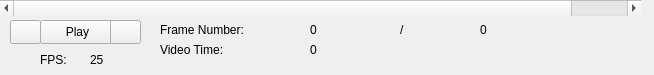
The window that src/WhiskerToolbox/TimeScrollBar/TimeScrollBar.ui (paulmthompson/WhiskerToolbox) describes before a commit, drawn with Qt 5.
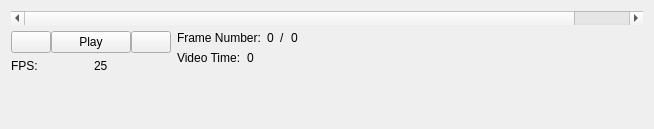
The same window after the commit. Icons and pictures are not drawn.

Diff of the .ui file:
```diff
--- a/src/WhiskerToolbox/TimeScrollBar/TimeScrollBar.ui
+++ b/src/WhiskerToolbox/TimeScrollBar/TimeScrollBar.ui
@@ -7,7 +7,7 @@
     <x>0</x>
     <y>0</y>
     <width>654</width>
-    <height>75</height>
+    <height>129</height>
    </rect>
   </property>
   <property name="minimumSize">
@@ -19,15 +19,28 @@
   <property name="windowTitle">
    <string>Form</string>
   </property>
+  <layout class="QVBoxLayout" name="verticalLayout_3">
+   <item>
+    <widget class="QScrollBar" name="horizontalScrollBar">
+     <property name="maximum">
+      <number>1</number>
+     </property>
+     <property name="orientation">
+      <enum>Qt::Orientation::Horizontal</enum>
+     </property>
+    </widget>
+   </item>
+   <item>
+    <layout class="QHBoxLayout" name="horizontalLayout_5">
+     <item>
+      <layout class="QVBoxLayout" name="verticalLayout">
+       <item>
+        <layout class="QHBoxLayout" name="horizontalLayout_2" stretch="0,0,0">
+         <property name="spacing">
+          <number>0</number>
+         </property>
+         <item>
   <widget class="QPushButton" name="rewind">
-   <property name="geometry">
-    <rect>
-     <x>10</x>
-     <y>20</y>
-     <width>31</width>
-     <height>24</height>
-    </rect>
-   </property>
    <property name="focusPolicy">
     <enum>Qt::FocusPolicy::NoFocus</enum>
    </property>
@@ -45,28 +58,9 @@
     </size>
    </property>
   </widget>
-  <widget class="QLabel" name="fps_label">
-   <property name="geometry">
-    <rect>
-     <x>90</x>
-     <y>50</y>
-     <width>41</width>
-     <height>20</height>
-    </rect>
-   </property>
-   <property name="text">
-    <string>25</string>
-   </property>
-  </widget>
+         </item>
+         <item>
   <widget class="QPushButton" name="play_button">
-   <property name="geometry">
-    <rect>
-     <x>40</x>
-     <y>20</y>
-     <width>75</width>
-     <height>24</height>
-    </rect>
-   </property>
    <property name="focusPolicy">
     <enum>Qt::FocusPolicy::NoFocus</enum>
    </property>
@@ -74,93 +68,9 @@
     <string>Play</string>
    </property>
   </widget>
-  <widget class="QLabel" name="time_label">
-   <property name="geometry">
-    <rect>
-     <x>310</x>
-     <y>40</y>
-     <width>80</width>
-     <height>20</height>
-    </rect>
-   </property>
-   <property name="text">
-    <string>0</string>
-   </property>
-  </widget>
-  <widget class="QLabel" name="frame_label">
-   <property name="geometry">
-    <rect>
-     <x>310</x>
-     <y>20</y>
-     <width>80</width>
-     <height>20</height>
-    </rect>
-   </property>
-   <property name="text">
-    <string>0</string>
-   </property>
-  </widget>
-  <widget class="QLabel" name="frame_count_label">
-   <property name="geometry">
-    <rect>
-     <x>480</x>
-     <y>20</y>
-     <width>49</width>
-     <height>20</height>
-    </rect>
-   </property>
-   <property name="text">
-    <string>0</string>
-   </property>
-  </widget>
-  <widget class="QLabel" name="label">
-   <property name="geometry">
-    <rect>
-     <x>160</x>
-     <y>20</y>
-     <width>101</width>
-     <height>20</height>
-    </rect>
-   </property>
-   <property name="text">
-    <string>Frame Number:</string>
-   </property>
-  </widget>
-  <widget class="QLabel" name="label_2">
-   <property name="geometry">
-    <rect>
-     <x>160</x>
-     <y>40</y>
-     <width>101</width>
-     <height>20</height>
-    </rect>
-   </property>
-   <property name="text">
-    <string>Video Time:</string>
-   </property>
-  </widget>
-  <widget class="QLabel" name="label_4">
-   <property name="geometry">
-    <rect>
-     <x>40</x>
-     <y>50</y>
-     <width>30</width>
-     <height>20</height>
-    </rect>
-   </property>
-   <property name="text">
-    <string>FPS:</string>
-   </property>
-  </widget>
+         </item>
+         <item>
   <widget class="QPushButton" name="fastforward">
-   <property name="geometry">
-    <rect>
-     <x>110</x>
-     <y>20</y>
-     <width>31</width>
-     <height>24</height>
-    </rect>
-   </property>
    <property name="focusPolicy">
     <enum>Qt::FocusPolicy::NoFocus</enum>
    </property>
@@ -178,35 +88,138 @@
     </size>
    </property>
   </widget>
-  <widget class="QScrollBar" name="horizontalScrollBar">
-   <property name="geometry">
-    <rect>
-     <x>0</x>
-     <y>0</y>
-     <width>641</width>
-     <height>16</height>
-    </rect>
-   </property>
-   <property name="maximum">
-    <number>1</number>
-   </property>
+         </item>
+        </layout>
+       </item>
+       <item>
+        <layout class="QHBoxLayout" name="horizontalLayout">
+         <item>
+          <widget class="QLabel" name="label_4">
+           <property name="text">
+            <string>FPS:</string>
+           </property>
+          </widget>
+         </item>
+         <item>
+          <widget class="QLabel" name="fps_label">
+           <property name="text">
+            <string>25</string>
+           </property>
+          </widget>
+         </item>
+        </layout>
+       </item>
+       <item>
+        <spacer name="verticalSpacer">
    <property name="orientation">
-    <enum>Qt::Orientation::Horizontal</enum>
-   </property>
-  </widget>
+          <enum>Qt::Orientation::Vertical</enum>
+         </property>
+         <property name="sizeHint" stdset="0">
+          <size>
+           <width>20</width>
+           <height>40</height>
+          </size>
+         </property>
+        </spacer>
+       </item>
+      </layout>
+     </item>
+     <item>
+      <layout class="QVBoxLayout" name="verticalLayout_2">
+       <item>
+        <layout class="QHBoxLayout" name="horizontalLayout_3">
+         <item>
+          <widget class="QLabel" name="label">
+           <property name="text">
+            <string>Frame Number:</string>
+           </property>
+          </widget>
+         </item>
+         <item>
+          <widget class="QLabel" name="frame_label">
+           <property name="text">
+            <string>0</string>
+           </property>
+          </widget>
+         </item>
+         <item>
   <widget class="QLabel" name="label_3">
-   <property name="geometry">
-    <rect>
-     <x>400</x>
-     <y>20</y>
-     <width>16</width>
-     <height>20</height>
-    </rect>
-   </property>
    <property name="text">
     <string>/</string>
    </property>
   </widget>
+         </item>
+         <item>
+          <widget class="QLabel" name="frame_count_label">
+           <property name="text">
+            <string>0</string>
+           </property>
+          </widget>
+         </item>
+        </layout>
+       </item>
+       <item>
+        <layout class="QHBoxLayout" name="horizontalLayout_4">
+         <item>
+          <widget class="QLabel" name="label_2">
+           <property name="text">
+            <string>Video Time:</string>
+           </property>
+          </widget>
+         </item>
+         <item>
+          <widget class="QLabel" name="time_label">
+           <property name="text">
+            <string>0</string>
+           </property>
+          </widget>
+         </item>
+        </layout>
+       </item>
+       <item>
+        <spacer name="verticalSpacer_2">
+         <property name="orientation">
+          <enum>Qt::Orientation::Vertical</enum>
+         </property>
+         <property name="sizeHint" stdset="0">
+          <size>
+           <width>20</width>
+           <height>40</height>
+          </size>
+         </property>
+        </spacer>
+       </item>
+      </layout>
+     </item>
+     <item>
+      <spacer name="horizontalSpacer">
+       <property name="orientation">
+        <enum>Qt::Orientation::Horizontal</enum>
+       </property>
+       <property name="sizeHint" stdset="0">
+        <size>
+         <width>40</width>
+         <height>20</height>
+        </size>
+       </property>
+      </spacer>
+     </item>
+    </layout>
+   </item>
+   <item>
+    <spacer name="verticalSpacer_3">
+     <property name="orientation">
+      <enum>Qt::Orientation::Vertical</enum>
+     </property>
+     <property name="sizeHint" stdset="0">
+      <size>
+       <width>20</width>
+       <height>40</height>
+      </size>
+     </property>
+    </spacer>
+   </item>
+  </layout>
  </widget>
  <resources>
   <include location="../whiskertoolbox.qrc"/>
```
Lines whose indentation alone changed are shown as unchanged.
